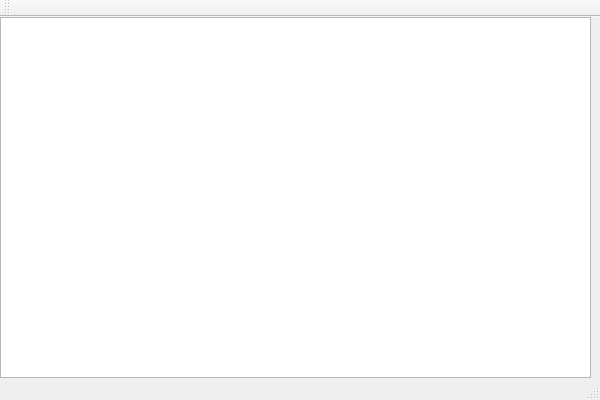
Qt form RandomRun/RandomRunApp.ui (NKUCSPaperGroup/RandomRun) before a commit.
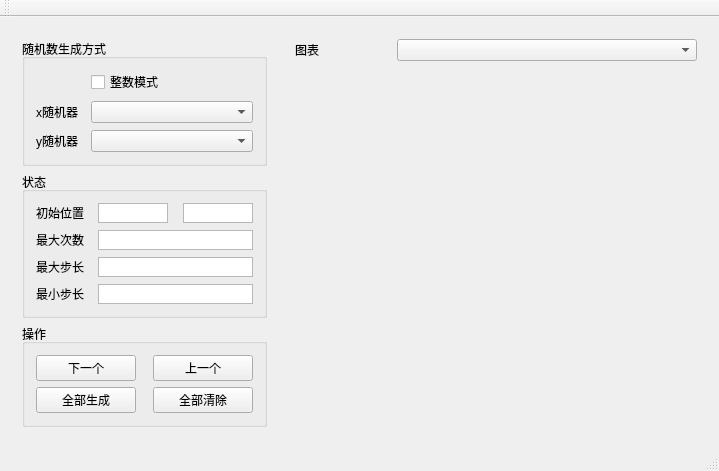
The same form after that commit.

Commit message: :construction: draw GUI base

```diff
--- a/RandomRun/RandomRunApp.ui
+++ b/RandomRun/RandomRunApp.ui
@@ -6,24 +6,678 @@
    <rect>
     <x>0</x>
     <y>0</y>
-    <width>600</width>
-    <height>400</height>
+    <width>719</width>
+    <height>471</height>
    </rect>
   </property>
   <property name="windowTitle">
    <string>RandomRunApp</string>
   </property>
   <widget class="QWidget" name="centralWidget">
-   <widget class="QTextBrowser" name="textLogger">
-    <property name="geometry">
-     <rect>
-      <x>0</x>
-      <y>0</y>
-      <width>591</width>
-      <height>361</height>
-     </rect>
+   <property name="sizePolicy">
+    <sizepolicy hsizetype="Maximum" vsizetype="Maximum">
+     <horstretch>0</horstretch>
+     <verstretch>0</verstretch>
+    </sizepolicy>
+   </property>
+   <layout class="QHBoxLayout" name="horizontalLayout" stretch="1,2">
+    <property name="sizeConstraint">
+     <enum>QLayout::SetDefaultConstraint</enum>
     </property>
-   </widget>
+    <item>
+     <widget class="QWidget" name="widgetL" native="true">
+      <property name="sizePolicy">
+       <sizepolicy hsizetype="Preferred" vsizetype="Preferred">
+        <horstretch>0</horstretch>
+        <verstretch>0</verstretch>
+       </sizepolicy>
+      </property>
+      <property name="minimumSize">
+       <size>
+        <width>0</width>
+        <height>0</height>
+       </size>
+      </property>
+      <property name="maximumSize">
+       <size>
+        <width>350</width>
+        <height>16777215</height>
+       </size>
+      </property>
+      <layout class="QVBoxLayout" name="verticalLayout_2" stretch="3,4,2">
+       <item>
+        <widget class="QGroupBox" name="group1">
+         <property name="sizePolicy">
+          <sizepolicy hsizetype="Preferred" vsizetype="Preferred">
+           <horstretch>0</horstretch>
+           <verstretch>0</verstretch>
+          </sizepolicy>
+         </property>
+         <property name="title">
+          <string>随机数生成方式</string>
+         </property>
+         <property name="flat">
+          <bool>false</bool>
+         </property>
+         <property name="checkable">
+          <bool>false</bool>
+         </property>
+         <layout class="QGridLayout" name="gridLayout">
+          <property name="horizontalSpacing">
+           <number>12</number>
+          </property>
+          <property name="verticalSpacing">
+           <number>7</number>
+          </property>
+          <item row="0" column="1">
+           <widget class="QCheckBox" name="integerCheckBox">
+            <property name="sizePolicy">
+             <sizepolicy hsizetype="Preferred" vsizetype="Fixed">
+              <horstretch>0</horstretch>
+              <verstretch>0</verstretch>
+             </sizepolicy>
+            </property>
+            <property name="text">
+             <string>整数模式</string>
+            </property>
+           </widget>
+          </item>
+          <item row="1" column="0">
+           <widget class="QLabel" name="label_2">
+            <property name="sizePolicy">
+             <sizepolicy hsizetype="Preferred" vsizetype="Preferred">
+              <horstretch>2</horstretch>
+              <verstretch>0</verstretch>
+             </sizepolicy>
+            </property>
+            <property name="text">
+             <string>x随机器</string>
+            </property>
+           </widget>
+          </item>
+          <item row="1" column="1">
+           <widget class="QComboBox" name="xRandCombBox">
+            <property name="sizePolicy">
+             <sizepolicy hsizetype="Preferred" vsizetype="Fixed">
+              <horstretch>8</horstretch>
+              <verstretch>0</verstretch>
+             </sizepolicy>
+            </property>
+           </widget>
+          </item>
+          <item row="2" column="0">
+           <widget class="QLabel" name="label_3">
+            <property name="sizePolicy">
+             <sizepolicy hsizetype="Preferred" vsizetype="Preferred">
+              <horstretch>2</horstretch>
+              <verstretch>0</verstretch>
+             </sizepolicy>
+            </property>
+            <property name="text">
+             <string>y随机器</string>
+            </property>
+           </widget>
+          </item>
+          <item row="2" column="1">
+           <widget class="QComboBox" name="yRandCombBox">
+            <property name="sizePolicy">
+             <sizepolicy hsizetype="Preferred" vsizetype="Fixed">
+              <horstretch>8</horstretch>
+              <verstretch>0</verstretch>
+             </sizepolicy>
+            </property>
+           </widget>
+          </item>
+         </layout>
+        </widget>
+       </item>
+       <item>
+        <widget class="QGroupBox" name="group2">
+         <property name="sizePolicy">
+          <sizepolicy hsizetype="Preferred" vsizetype="Preferred">
+           <horstretch>0</horstretch>
+           <verstretch>0</verstretch>
+          </sizepolicy>
+         </property>
+         <property name="minimumSize">
+          <size>
+           <width>0</width>
+           <height>0</height>
+          </size>
+         </property>
+         <property name="title">
+          <string>状态</string>
+         </property>
+         <layout class="QGridLayout" name="gridLayout_2">
+          <property name="horizontalSpacing">
+           <number>14</number>
+          </property>
+          <property name="verticalSpacing">
+           <number>7</number>
+          </property>
+          <item row="1" column="0">
+           <widget class="QLabel" name="label_4">
+            <property name="sizePolicy">
+             <sizepolicy hsizetype="Preferred" vsizetype="Preferred">
+              <horstretch>2</horstretch>
+              <verstretch>0</verstretch>
+             </sizepolicy>
+            </property>
+            <property name="text">
+             <string>最大次数</string>
+            </property>
+           </widget>
+          </item>
+          <item row="2" column="1">
+           <widget class="QTextEdit" name="maxStepTextEdit">
+            <property name="sizePolicy">
+             <sizepolicy hsizetype="Preferred" vsizetype="Preferred">
+              <horstretch>8</horstretch>
+              <verstretch>0</verstretch>
+             </sizepolicy>
+            </property>
+            <property name="minimumSize">
+             <size>
+              <width>0</width>
+              <height>10</height>
+             </size>
+            </property>
+            <property name="maximumSize">
+             <size>
+              <width>16777215</width>
+              <height>35</height>
+             </size>
+            </property>
+            <property name="font">
+             <font>
+              <family>Adobe Arabic</family>
+              <pointsize>13</pointsize>
+              <weight>50</weight>
+              <bold>false</bold>
+             </font>
+            </property>
+            <property name="verticalScrollBarPolicy">
+             <enum>Qt::ScrollBarAlwaysOff</enum>
+            </property>
+            <property name="horizontalScrollBarPolicy">
+             <enum>Qt::ScrollBarAlwaysOff</enum>
+            </property>
+            <property name="tabChangesFocus">
+             <bool>true</bool>
+            </property>
+            <property name="acceptRichText">
+             <bool>false</bool>
+            </property>
+           </widget>
+          </item>
+          <item row="0" column="1">
+           <layout class="QHBoxLayout" name="horizontalLayout_2" stretch="1,1">
+            <property name="spacing">
+             <number>15</number>
+            </property>
+            <item>
+             <widget class="QTextEdit" name="xtextEdit">
+              <property name="sizePolicy">
+               <sizepolicy hsizetype="Preferred" vsizetype="Preferred">
+                <horstretch>0</horstretch>
+                <verstretch>0</verstretch>
+               </sizepolicy>
+              </property>
+              <property name="minimumSize">
+               <size>
+                <width>0</width>
+                <height>10</height>
+               </size>
+              </property>
+              <property name="maximumSize">
+               <size>
+                <width>16777215</width>
+                <height>35</height>
+               </size>
+              </property>
+              <property name="font">
+               <font>
+                <family>Adobe Arabic</family>
+                <pointsize>13</pointsize>
+                <weight>50</weight>
+                <bold>false</bold>
+               </font>
+              </property>
+              <property name="verticalScrollBarPolicy">
+               <enum>Qt::ScrollBarAlwaysOff</enum>
+              </property>
+              <property name="horizontalScrollBarPolicy">
+               <enum>Qt::ScrollBarAlwaysOff</enum>
+              </property>
+              <property name="tabChangesFocus">
+               <bool>true</bool>
+              </property>
+              <property name="acceptRichText">
+               <bool>false</bool>
+              </property>
+             </widget>
+            </item>
+            <item>
+             <widget class="QTextEdit" name="ytextEdit">
+              <property name="sizePolicy">
+               <sizepolicy hsizetype="Preferred" vsizetype="Preferred">
+                <horstretch>0</horstretch>
+                <verstretch>0</verstretch>
+               </sizepolicy>
+              </property>
+              <property name="minimumSize">
+               <size>
+                <width>0</width>
+                <height>10</height>
+               </size>
+              </property>
+              <property name="maximumSize">
+               <size>
+                <width>16777215</width>
+                <height>35</height>
+               </size>
+              </property>
+              <property name="font">
+               <font>
+                <family>Adobe Arabic</family>
+                <pointsize>13</pointsize>
+                <weight>50</weight>
+                <bold>false</bold>
+               </font>
+              </property>
+              <property name="verticalScrollBarPolicy">
+               <enum>Qt::ScrollBarAlwaysOff</enum>
+              </property>
+              <property name="horizontalScrollBarPolicy">
+               <enum>Qt::ScrollBarAlwaysOff</enum>
+              </property>
+              <property name="tabChangesFocus">
+               <bool>true</bool>
+              </property>
+              <property name="acceptRichText">
+               <bool>false</bool>
+              </property>
+             </widget>
+            </item>
+           </layout>
+          </item>
+          <item row="1" column="1">
+           <widget class="QTextEdit" name="maxTimesTextEdit">
+            <property name="sizePolicy">
+             <sizepolicy hsizetype="Preferred" vsizetype="Preferred">
+              <horstretch>8</horstretch>
+              <verstretch>0</verstretch>
+             </sizepolicy>
+            </property>
+            <property name="minimumSize">
+             <size>
+              <width>0</width>
+              <height>10</height>
+             </size>
+            </property>
+            <property name="maximumSize">
+             <size>
+              <width>16777215</width>
+              <height>35</height>
+             </size>
+            </property>
+            <property name="font">
+             <font>
+              <family>Adobe Arabic</family>
+              <pointsize>13</pointsize>
+              <weight>50</weight>
+              <bold>false</bold>
+             </font>
+            </property>
+            <property name="verticalScrollBarPolicy">
+             <enum>Qt::ScrollBarAlwaysOff</enum>
+            </property>
+            <property name="horizontalScrollBarPolicy">
+             <enum>Qt::ScrollBarAlwaysOff</enum>
+            </property>
+            <property name="tabChangesFocus">
+             <bool>true</bool>
+            </property>
+            <property name="acceptRichText">
+             <bool>false</bool>
+            </property>
+           </widget>
+          </item>
+          <item row="3" column="1">
+           <widget class="QTextEdit" name="minStepTextEdit">
+            <property name="sizePolicy">
+             <sizepolicy hsizetype="Preferred" vsizetype="Preferred">
+              <horstretch>8</horstretch>
+              <verstretch>0</verstretch>
+             </sizepolicy>
+            </property>
+            <property name="minimumSize">
+             <size>
+              <width>0</width>
+              <height>10</height>
+             </size>
+            </property>
+            <property name="maximumSize">
+             <size>
+              <width>16777215</width>
+              <height>35</height>
+             </size>
+            </property>
+            <property name="font">
+             <font>
+              <family>Adobe Arabic</family>
+              <pointsize>13</pointsize>
+              <weight>50</weight>
+              <bold>false</bold>
+             </font>
+            </property>
+            <property name="verticalScrollBarPolicy">
+             <enum>Qt::ScrollBarAlwaysOff</enum>
+            </property>
+            <property name="horizontalScrollBarPolicy">
+             <enum>Qt::ScrollBarAlwaysOff</enum>
+            </property>
+            <property name="tabChangesFocus">
+             <bool>true</bool>
+            </property>
+            <property name="acceptRichText">
+             <bool>false</bool>
+            </property>
+           </widget>
+          </item>
+          <item row="2" column="0">
+           <widget class="QLabel" name="label_5">
+            <property name="sizePolicy">
+             <sizepolicy hsizetype="Preferred" vsizetype="Preferred">
+              <horstretch>2</horstretch>
+              <verstretch>0</verstretch>
+             </sizepolicy>
+            </property>
+            <property name="text">
+             <string>最大步长</string>
+            </property>
+           </widget>
+          </item>
+          <item row="0" column="0">
+           <widget class="QLabel" name="label">
+            <property name="sizePolicy">
+             <sizepolicy hsizetype="Preferred" vsizetype="Preferred">
+              <horstretch>2</horstretch>
+              <verstretch>0</verstretch>
+             </sizepolicy>
+            </property>
+            <property name="text">
+             <string>初始位置</string>
+            </property>
+           </widget>
+          </item>
+          <item row="3" column="0">
+           <widget class="QLabel" name="label_6">
+            <property name="sizePolicy">
+             <sizepolicy hsizetype="Preferred" vsizetype="Preferred">
+              <horstretch>2</horstretch>
+              <verstretch>0</verstretch>
+             </sizepolicy>
+            </property>
+            <property name="text">
+             <string>最小步长</string>
+            </property>
+           </widget>
+          </item>
+         </layout>
+        </widget>
+       </item>
+       <item>
+        <widget class="QGroupBox" name="groupBox">
+         <property name="sizePolicy">
+          <sizepolicy hsizetype="Preferred" vsizetype="Preferred">
+           <horstretch>0</horstretch>
+           <verstretch>0</verstretch>
+          </sizepolicy>
+         </property>
+         <property name="title">
+          <string>操作</string>
+         </property>
+         <layout class="QVBoxLayout" name="verticalLayout_3">
+          <item>
+           <layout class="QHBoxLayout" name="horizontalLayout_3">
+            <item>
+             <widget class="QPushButton" name="nextButton">
+              <property name="sizePolicy">
+               <sizepolicy hsizetype="Preferred" vsizetype="Fixed">
+                <horstretch>10</horstretch>
+                <verstretch>1</verstretch>
+               </sizepolicy>
+              </property>
+              <property name="minimumSize">
+               <size>
+                <width>100</width>
+                <height>0</height>
+               </size>
+              </property>
+              <property name="maximumSize">
+               <size>
+                <width>200</width>
+                <height>16777215</height>
+               </size>
+              </property>
+              <property name="text">
+               <string>下一个</string>
+              </property>
+             </widget>
+            </item>
+            <item>
+             <spacer name="horizontalSpacer">
+              <property name="sizePolicy">
+               <sizepolicy hsizetype="Preferred" vsizetype="Minimum">
+                <horstretch>0</horstretch>
+                <verstretch>0</verstretch>
+               </sizepolicy>
+              </property>
+              <property name="orientation">
+               <enum>Qt::Horizontal</enum>
+              </property>
+              <property name="sizeHint" stdset="0">
+               <size>
+                <width>40</width>
+                <height>20</height>
+               </size>
+              </property>
+             </spacer>
+            </item>
+            <item>
+             <widget class="QPushButton" name="preButton">
+              <property name="sizePolicy">
+               <sizepolicy hsizetype="Preferred" vsizetype="Fixed">
+                <horstretch>10</horstretch>
+                <verstretch>1</verstretch>
+               </sizepolicy>
+              </property>
+              <property name="minimumSize">
+               <size>
+                <width>100</width>
+                <height>0</height>
+               </size>
+              </property>
+              <property name="maximumSize">
+               <size>
+                <width>200</width>
+                <height>16777215</height>
+               </size>
+              </property>
+              <property name="text">
+               <string>上一个</string>
+              </property>
+             </widget>
+            </item>
+           </layout>
+          </item>
+          <item>
+           <layout class="QHBoxLayout" name="horizontalLayout_4">
+            <item>
+             <widget class="QPushButton" name="allGetsButton">
+              <property name="sizePolicy">
+               <sizepolicy hsizetype="Preferred" vsizetype="Fixed">
+                <horstretch>10</horstretch>
+                <verstretch>1</verstretch>
+               </sizepolicy>
+              </property>
+              <property name="minimumSize">
+               <size>
+                <width>100</width>
+                <height>0</height>
+               </size>
+              </property>
+              <property name="maximumSize">
+               <size>
+                <width>200</width>
+                <height>16777215</height>
+               </size>
+              </property>
+              <property name="text">
+               <string>全部生成</string>
+              </property>
+             </widget>
+            </item>
+            <item>
+             <spacer name="horizontalSpacer_2">
+              <property name="sizePolicy">
+               <sizepolicy hsizetype="Preferred" vsizetype="Minimum">
+                <horstretch>0</horstretch>
+                <verstretch>0</verstretch>
+               </sizepolicy>
+              </property>
+              <property name="orientation">
+               <enum>Qt::Horizontal</enum>
+              </property>
+              <property name="sizeHint" stdset="0">
+               <size>
+                <width>40</width>
+                <height>20</height>
+               </size>
+              </property>
+             </spacer>
+            </item>
+            <item>
+             <widget class="QPushButton" name="clearButton">
+              <property name="sizePolicy">
+               <sizepolicy hsizetype="Preferred" vsizetype="Fixed">
+                <horstretch>10</horstretch>
+                <verstretch>1</verstretch>
+               </sizepolicy>
+              </property>
+              <property name="minimumSize">
+               <size>
+                <width>100</width>
+                <height>0</height>
+               </size>
+              </property>
+              <property name="maximumSize">
+               <size>
+                <width>200</width>
+                <height>16777215</height>
+               </size>
+              </property>
+              <property name="text">
+               <string>全部清除</string>
+              </property>
+             </widget>
+            </item>
+           </layout>
+          </item>
+         </layout>
+        </widget>
+       </item>
+      </layout>
+     </widget>
+    </item>
+    <item>
+     <widget class="QWidget" name="widgetR" native="true">
+      <property name="sizePolicy">
+       <sizepolicy hsizetype="Expanding" vsizetype="Preferred">
+        <horstretch>0</horstretch>
+        <verstretch>0</verstretch>
+       </sizepolicy>
+      </property>
+      <layout class="QVBoxLayout" name="verticalLayout">
+       <item>
+        <layout class="QHBoxLayout" name="horizontalLayout_5" stretch="1,0,5">
+         <item>
+          <widget class="QLabel" name="label_7">
+           <property name="sizePolicy">
+            <sizepolicy hsizetype="Preferred" vsizetype="Preferred">
+             <horstretch>0</horstretch>
+             <verstretch>0</verstretch>
+            </sizepolicy>
+           </property>
+           <property name="minimumSize">
+            <size>
+             <width>20</width>
+             <height>0</height>
+            </size>
+           </property>
+           <property name="maximumSize">
+            <size>
+             <width>50</width>
+             <height>30</height>
+            </size>
+           </property>
+           <property name="text">
+            <string>图表</string>
+           </property>
+          </widget>
+         </item>
+         <item>
+          <spacer name="horizontalSpacer_4">
+           <property name="orientation">
+            <enum>Qt::Horizontal</enum>
+           </property>
+           <property name="sizeHint" stdset="0">
+            <size>
+             <width>40</width>
+             <height>20</height>
+            </size>
+           </property>
+          </spacer>
+         </item>
+         <item>
+          <widget class="QComboBox" name="figureCombBox">
+           <property name="sizePolicy">
+            <sizepolicy hsizetype="Preferred" vsizetype="Preferred">
+             <horstretch>0</horstretch>
+             <verstretch>0</verstretch>
+            </sizepolicy>
+           </property>
+           <property name="minimumSize">
+            <size>
+             <width>20</width>
+             <height>0</height>
+            </size>
+           </property>
+           <property name="maximumSize">
+            <size>
+             <width>300</width>
+             <height>30</height>
+            </size>
+           </property>
+          </widget>
+         </item>
+        </layout>
+       </item>
+       <item>
+        <widget class="QWidget" name="drawView" native="true">
+         <property name="sizePolicy">
+          <sizepolicy hsizetype="Expanding" vsizetype="Expanding">
+           <horstretch>0</horstretch>
+           <verstretch>0</verstretch>
+          </sizepolicy>
+         </property>
+        </widget>
+       </item>
+      </layout>
+     </widget>
+    </item>
+   </layout>
   </widget>
   <widget class="QMenuBar" name="menuBar">
    <property name="geometry">
```
Left out of the diff: 2 changed lines with no effect on the pictures. The commit also changes 5 other files.
